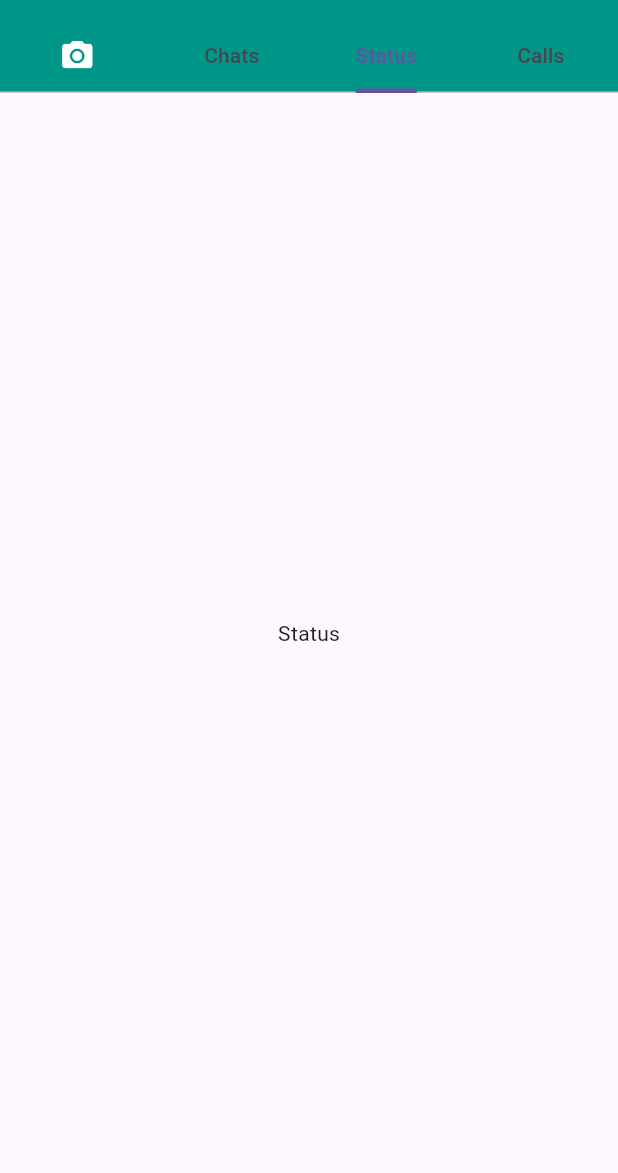
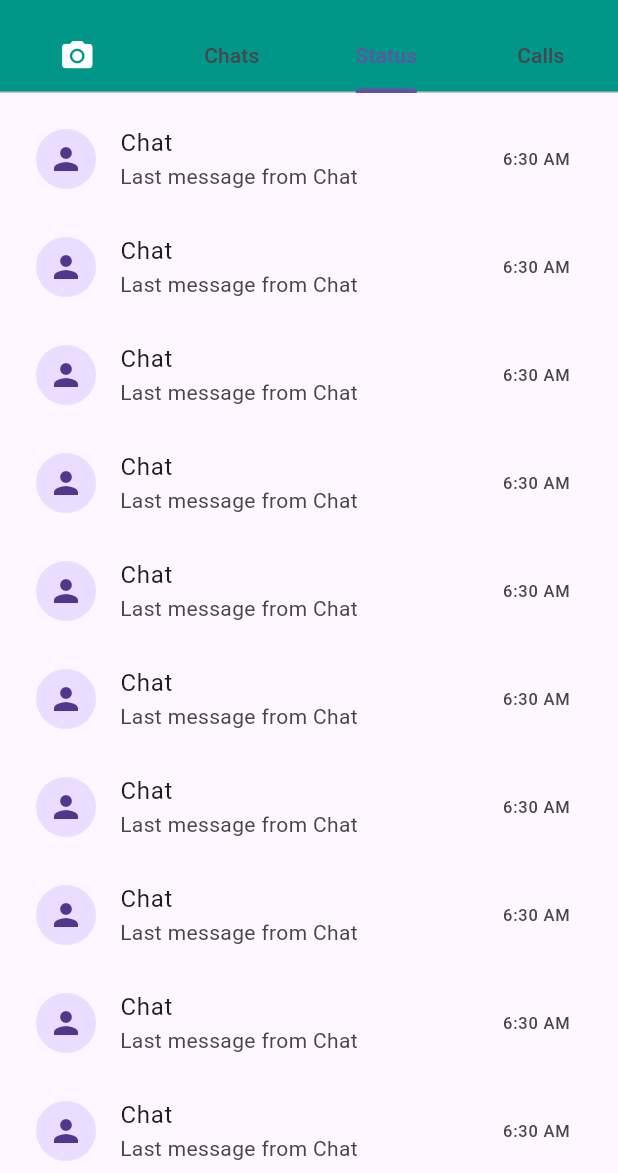
Before and after one commit to anshu-ac-dv/flutter_whatsapp_clone_ui, a Flutter app: the screen it shows after launch, tab 2 chosen, on a phone screen of 412 x 824 dp, the part 63-1236 px from its top. Run offline on Flutter 3.47's test engine with Material 3 defaults, Android fonts, the light colour scheme and no system bars.

Commit message:
Initial Commit

```diff
--- a/lib/home_screen.dart
+++ b/lib/home_screen.dart
@@ -51,18 +51,45 @@ class _MyHomePageState extends State<MyHomePage> {
             Padding(
               padding: const EdgeInsets.all(8.0),
               child: ListView.builder(
-                itemCount: 20,
+                itemCount: 100,
                 itemBuilder: (context, index) {
                   return ListTile(
                     leading: CircleAvatar(child: Icon(Icons.person)),
                     title: Text('Chat'),
                     subtitle: Text('Last message from Chat'),
+                    trailing: Text('6:30 AM'),
                   );
                 },
               ),
             ),
-            Center(child: Text('Status')),
-            Center(child: Text('Calls')),
+            Padding(
+              padding: const EdgeInsets.all(8.0),
+              child: ListView.builder(
+                itemCount: 100,
+                itemBuilder: (context, index) {
+                  return ListTile(
+                    leading: CircleAvatar(child: Icon(Icons.person)),
+                    title: Text('Chat'),
+                    subtitle: Text('Last message from Chat'),
+                    trailing: Text('6:30 AM'),
+                  );
+                },
+              ),
+            ),
+            Padding(
+              padding: const EdgeInsets.all(8.0),
+              child: ListView.builder(
+                itemCount: 100,
+                itemBuilder: (context, index) {
+                  return ListTile(
+                    leading: CircleAvatar(child: Icon(Icons.person_2)),
+                    title: Text('Calls'),
+                    subtitle: Text('You Missed Call'),
+                    trailing: Icon(Icons.phone),
+                  );
+                },
+              ),
+            ),
           ],
         ),
       ),
```
Also changed, not shown: 1 other file.
